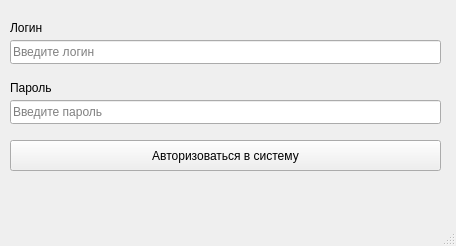
Qt form Source/MDKP/authorization.ui (striction10/MDKP) before a commit.
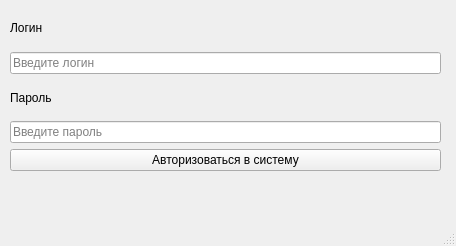
The same form after that commit.

What changed in the file:
```diff
--- a/Source/MDKP/authorization.ui
+++ b/Source/MDKP/authorization.ui
@@ -26,44 +26,39 @@
    <string>Authorization</string>
   </property>
   <widget class="QWidget" name="centralwidget">
-   <widget class="QPushButton" name="pushButton_1">
+   <widget class="QWidget" name="layoutWidget">
     <property name="geometry">
      <rect>
       <x>10</x>
-      <y>140</y>
+      <y>10</y>
       <width>431</width>
-      <height>31</height>
+      <height>161</height>
      </rect>
     </property>
+    <layout class="QGridLayout" name="gridLayout">
+     <item row="0" column="0">
+      <widget class="QLabel" name="label_1">
     <property name="text">
-     <string>Авторизоваться в систему</string>
-    </property>
-    <property name="shortcut">
-     <string>Return</string>
-    </property>
-   </widget>
+        <string>Логин</string>
+       </property>
+      </widget>
+     </item>
+     <item row="1" column="0">
    <widget class="QLineEdit" name="lineEditLogin">
-    <property name="geometry">
-     <rect>
-      <x>10</x>
-      <y>40</y>
-      <width>431</width>
-      <height>24</height>
-     </rect>
-    </property>
     <property name="placeholderText">
      <string>Введите логин</string>
     </property>
    </widget>
+     </item>
+     <item row="2" column="0">
+      <widget class="QLabel" name="label_2">
+       <property name="text">
+        <string>Пароль</string>
+       </property>
+      </widget>
+     </item>
+     <item row="3" column="0">
    <widget class="QLineEdit" name="lineEditPassword">
-    <property name="geometry">
-     <rect>
-      <x>10</x>
-      <y>100</y>
-      <width>431</width>
-      <height>24</height>
-     </rect>
-    </property>
     <property name="echoMode">
      <enum>QLineEdit::Password</enum>
     </property>
@@ -71,31 +66,18 @@
      <string>Введите пароль</string>
     </property>
    </widget>
-   <widget class="QLabel" name="label_1">
-    <property name="geometry">
-     <rect>
-      <x>10</x>
-      <y>20</y>
-      <width>49</width>
-      <height>16</height>
-     </rect>
-    </property>
+     </item>
+     <item row="4" column="0">
+      <widget class="QPushButton" name="pushButton_1">
     <property name="text">
-     <string>Логин</string>
-    </property>
-   </widget>
-   <widget class="QLabel" name="label_2">
-    <property name="geometry">
-     <rect>
-      <x>10</x>
-      <y>80</y>
-      <width>49</width>
-      <height>16</height>
-     </rect>
-    </property>
-    <property name="text">
-     <string>Пароль</string>
-    </property>
+        <string>Авторизоваться в систему</string>
+       </property>
+       <property name="shortcut">
+        <string>Return</string>
+       </property>
+      </widget>
+     </item>
+    </layout>
    </widget>
   </widget>
   <widget class="QMenuBar" name="menubar">
```
Lines whose indentation alone changed are shown as unchanged.
